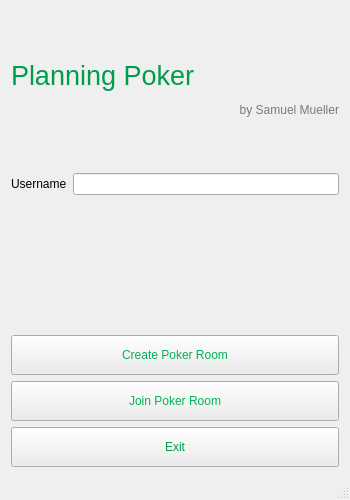
The window that mainwindow.ui (SamuelSMueller/ProjectPoker) describes before a commit, drawn with Qt 5.
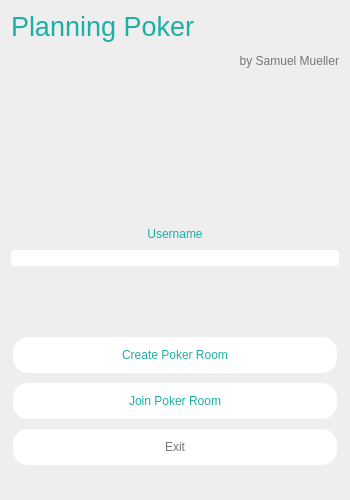
The same window after the commit.

```diff
--- a/mainwindow.ui
+++ b/mainwindow.ui
@@ -37,9 +37,9 @@
      <colorrole role="Button">
       <brush brushstyle="SolidPattern">
        <color alpha="255">
-        <red>236</red>
-        <green>236</green>
-        <blue>236</blue>
+        <red>238</red>
+        <green>238</green>
+        <blue>238</blue>
        </color>
       </brush>
      </colorrole>
@@ -61,6 +61,24 @@
        </color>
       </brush>
      </colorrole>
+     <colorrole role="Base">
+      <brush brushstyle="SolidPattern">
+       <color alpha="255">
+        <red>238</red>
+        <green>238</green>
+        <blue>238</blue>
+       </color>
+      </brush>
+     </colorrole>
+     <colorrole role="Window">
+      <brush brushstyle="SolidPattern">
+       <color alpha="255">
+        <red>238</red>
+        <green>238</green>
+        <blue>238</blue>
+       </color>
+      </brush>
+     </colorrole>
     </active>
     <inactive>
      <colorrole role="WindowText">
@@ -75,9 +93,9 @@
      <colorrole role="Button">
       <brush brushstyle="SolidPattern">
        <color alpha="255">
-        <red>236</red>
-        <green>236</green>
-        <blue>236</blue>
+        <red>238</red>
+        <green>238</green>
+        <blue>238</blue>
        </color>
       </brush>
      </colorrole>
@@ -99,6 +117,24 @@
        </color>
       </brush>
      </colorrole>
+     <colorrole role="Base">
+      <brush brushstyle="SolidPattern">
+       <color alpha="255">
+        <red>238</red>
+        <green>238</green>
+        <blue>238</blue>
+       </color>
+      </brush>
+     </colorrole>
+     <colorrole role="Window">
+      <brush brushstyle="SolidPattern">
+       <color alpha="255">
+        <red>238</red>
+        <green>238</green>
+        <blue>238</blue>
+       </color>
+      </brush>
+     </colorrole>
     </inactive>
     <disabled>
      <colorrole role="WindowText">
@@ -113,9 +149,9 @@
      <colorrole role="Button">
       <brush brushstyle="SolidPattern">
        <color alpha="255">
-        <red>236</red>
-        <green>236</green>
-        <blue>236</blue>
+        <red>238</red>
+        <green>238</green>
+        <blue>238</blue>
        </color>
       </brush>
      </colorrole>
@@ -137,34 +173,153 @@
        </color>
       </brush>
      </colorrole>
+     <colorrole role="Base">
+      <brush brushstyle="SolidPattern">
+       <color alpha="255">
+        <red>238</red>
+        <green>238</green>
+        <blue>238</blue>
+       </color>
+      </brush>
+     </colorrole>
+     <colorrole role="Window">
+      <brush brushstyle="SolidPattern">
+       <color alpha="255">
+        <red>238</red>
+        <green>238</green>
+        <blue>238</blue>
+       </color>
+      </brush>
+     </colorrole>
     </disabled>
    </palette>
   </property>
   <property name="windowTitle">
    <string>Poker</string>
   </property>
+  <property name="styleSheet">
+   <string notr="true">background-color : #eeeeee;
+border-radius: 10px;</string>
+  </property>
   <widget class="QWidget" name="centralWidget">
    <layout class="QGridLayout" name="gridLayout">
     <item row="0" column="0">
-     <widget class="QLabel" name="label_2">
+     <widget class="QLabel" name="label_3">
+      <property name="styleSheet">
+       <string notr="true">color:#767676;</string>
+      </property>
       <property name="text">
-       <string>&lt;html&gt;&lt;head/&gt;&lt;body&gt;&lt;p&gt;&lt;span style=&quot; font-size:20pt; color:#009d4c;&quot;&gt;Planning Poker&lt;/span&gt;&lt;/p&gt;&lt;p align=&quot;right&quot;&gt;&lt;span style=&quot; color:#797979;&quot;&gt;by Samuel Mueller&lt;/span&gt;&lt;/p&gt;&lt;/body&gt;&lt;/html&gt;</string>
+       <string>&lt;html&gt;&lt;head/&gt;&lt;body&gt;&lt;p&gt;&lt;span style=&quot; font-size:20pt; color:#1cafa5;&quot;&gt;Planning Poker&lt;/span&gt;&lt;/p&gt;&lt;p align=&quot;right&quot;&gt;&lt;span style=&quot; color:#767676;&quot;&gt;by Samuel Mueller&lt;/span&gt;&lt;/p&gt;&lt;/body&gt;&lt;/html&gt;</string>
       </property>
      </widget>
     </item>
     <item row="1" column="0">
-     <layout class="QFormLayout" name="formLayout">
-      <item row="0" column="0">
+     <widget class="QLabel" name="label_pic">
+      <property name="minimumSize">
+       <size>
+        <width>300</width>
+        <height>80</height>
+       </size>
+      </property>
+      <property name="text">
+       <string/>
+      </property>
+     </widget>
+    </item>
+    <item row="2" column="0">
+     <layout class="QVBoxLayout" name="verticalLayout_4">
+      <item>
+       <spacer name="verticalSpacer">
+        <property name="orientation">
+         <enum>Qt::Vertical</enum>
+        </property>
+        <property name="sizeHint" stdset="0">
+         <size>
+          <width>328</width>
+          <height>111</height>
+         </size>
+        </property>
+       </spacer>
+      </item>
+      <item>
+       <layout class="QVBoxLayout" name="verticalLayout_2">
+        <item>
+         <layout class="QHBoxLayout" name="horizontalLayout">
+          <item>
+           <spacer name="horizontalSpacer_2">
+            <property name="orientation">
+             <enum>Qt::Horizontal</enum>
+            </property>
+            <property name="sizeHint" stdset="0">
+             <size>
+              <width>40</width>
+              <height>20</height>
+             </size>
+            </property>
+           </spacer>
+          </item>
+          <item>
        <widget class="QLabel" name="label">
+            <property name="sizePolicy">
+             <sizepolicy hsizetype="Fixed" vsizetype="Fixed">
+              <horstretch>0</horstretch>
+              <verstretch>0</verstretch>
+             </sizepolicy>
+            </property>
         <property name="palette">
          <palette>
           <active>
            <colorrole role="WindowText">
             <brush brushstyle="SolidPattern">
              <color alpha="255">
-              <red>0</red>
-              <green>0</green>
-              <blue>0</blue>
+                  <red>28</red>
+                  <green>175</green>
+                  <blue>165</blue>
+                 </color>
+                </brush>
+               </colorrole>
+               <colorrole role="Button">
+                <brush brushstyle="SolidPattern">
+                 <color alpha="255">
+                  <red>238</red>
+                  <green>238</green>
+                  <blue>238</blue>
+                 </color>
+                </brush>
+               </colorrole>
+               <colorrole role="Text">
+                <brush brushstyle="SolidPattern">
+                 <color alpha="255">
+                  <red>28</red>
+                  <green>175</green>
+                  <blue>165</blue>
+                 </color>
+                </brush>
+               </colorrole>
+               <colorrole role="ButtonText">
+                <brush brushstyle="SolidPattern">
+                 <color alpha="255">
+                  <red>28</red>
+                  <green>175</green>
+                  <blue>165</blue>
+                 </color>
+                </brush>
+               </colorrole>
+               <colorrole role="Base">
+                <brush brushstyle="SolidPattern">
+                 <color alpha="255">
+                  <red>238</red>
+                  <green>238</green>
+                  <blue>238</blue>
+                 </color>
+                </brush>
+               </colorrole>
+               <colorrole role="Window">
+                <brush brushstyle="SolidPattern">
+                 <color alpha="255">
+                  <red>238</red>
+                  <green>238</green>
+                  <blue>238</blue>
              </color>
             </brush>
            </colorrole>
@@ -173,9 +328,54 @@
            <colorrole role="WindowText">
             <brush brushstyle="SolidPattern">
              <color alpha="255">
-              <red>0</red>
-              <green>0</green>
-              <blue>0</blue>
+                  <red>28</red>
+                  <green>175</green>
+                  <blue>165</blue>
+                 </color>
+                </brush>
+               </colorrole>
+               <colorrole role="Button">
+                <brush brushstyle="SolidPattern">
+                 <color alpha="255">
+                  <red>238</red>
+                  <green>238</green>
+                  <blue>238</blue>
+                 </color>
+                </brush>
+               </colorrole>
+               <colorrole role="Text">
+                <brush brushstyle="SolidPattern">
+                 <color alpha="255">
+                  <red>28</red>
+                  <green>175</green>
+                  <blue>165</blue>
+                 </color>
+                </brush>
+               </colorrole>
+               <colorrole role="ButtonText">
+                <brush brushstyle="SolidPattern">
+                 <color alpha="255">
+                  <red>28</red>
+                  <green>175</green>
+                  <blue>165</blue>
+                 </color>
+                </brush>
+               </colorrole>
+               <colorrole role="Base">
+                <brush brushstyle="SolidPattern">
+                 <color alpha="255">
+                  <red>238</red>
+                  <green>238</green>
+                  <blue>238</blue>
+                 </color>
+                </brush>
+               </colorrole>
+               <colorrole role="Window">
+                <brush brushstyle="SolidPattern">
+                 <color alpha="255">
+                  <red>238</red>
+                  <green>238</green>
+                  <blue>238</blue>
              </color>
             </brush>
            </colorrole>
@@ -184,29 +384,119 @@
            <colorrole role="WindowText">
             <brush brushstyle="SolidPattern">
              <color alpha="255">
-              <red>120</red>
-              <green>120</green>
-              <blue>120</blue>
+                  <red>28</red>
+                  <green>175</green>
+                  <blue>165</blue>
+                 </color>
+                </brush>
+               </colorrole>
+               <colorrole role="Button">
+                <brush brushstyle="SolidPattern">
+                 <color alpha="255">
+                  <red>238</red>
+                  <green>238</green>
+                  <blue>238</blue>
+                 </color>
+                </brush>
+               </colorrole>
+               <colorrole role="Text">
+                <brush brushstyle="SolidPattern">
+                 <color alpha="255">
+                  <red>28</red>
+                  <green>175</green>
+                  <blue>165</blue>
+                 </color>
+                </brush>
+               </colorrole>
+               <colorrole role="ButtonText">
+                <brush brushstyle="SolidPattern">
+                 <color alpha="255">
+                  <red>28</red>
+                  <green>175</green>
+                  <blue>165</blue>
+                 </color>
+                </brush>
+               </colorrole>
+               <colorrole role="Base">
+                <brush brushstyle="SolidPattern">
+                 <color alpha="255">
+                  <red>238</red>
+                  <green>238</green>
+                  <blue>238</blue>
+                 </color>
+                </brush>
+               </colorrole>
+               <colorrole role="Window">
+                <brush brushstyle="SolidPattern">
+                 <color alpha="255">
+                  <red>238</red>
+                  <green>238</green>
+                  <blue>238</blue>
              </color>
             </brush>
            </colorrole>
           </disabled>
          </palette>
         </property>
+            <property name="styleSheet">
+             <string notr="true">color:#1cafa5;</string>
+            </property>
         <property name="text">
          <string>Username</string>
         </property>
         <property name="alignment">
-         <set>Qt::AlignLeading|Qt::AlignLeft|Qt::AlignVCenter</set>
+             <set>Qt::AlignCenter</set>
         </property>
        </widget>
       </item>
-      <item row="0" column="1">
-       <widget class="QLineEdit" name="lineEdit"/>
+          <item>
+           <spacer name="horizontalSpacer">
+            <property name="orientation">
+             <enum>Qt::Horizontal</enum>
+            </property>
+            <property name="sizeHint" stdset="0">
+             <size>
+              <width>40</width>
+              <height>20</height>
+             </size>
+            </property>
+           </spacer>
       </item>
      </layout>
     </item>
-    <item row="2" column="0">
+        <item>
+         <widget class="QLineEdit" name="lineEdit">
+          <property name="styleSheet">
+           <string notr="true">background-color:white;
+border-radius: 4px;</string>
+          </property>
+          <property name="alignment">
+           <set>Qt::AlignCenter</set>
+          </property>
+         </widget>
+        </item>
+       </layout>
+      </item>
+     </layout>
+    </item>
+    <item row="3" column="0">
+     <layout class="QVBoxLayout" name="verticalLayout_3">
+      <item>
+       <spacer name="verticalSpacer_2">
+        <property name="orientation">
+         <enum>Qt::Vertical</enum>
+        </property>
+        <property name="sizeHint" stdset="0">
+         <size>
+          <width>318</width>
+          <height>110</height>
+         </size>
+        </property>
+       </spacer>
+      </item>
+      <item>
+       <layout class="QVBoxLayout" name="verticalLayout">
+        <item>
      <widget class="QPushButton" name="pushButton">
       <property name="minimumSize">
        <size>
@@ -214,12 +504,25 @@
         <height>40</height>
        </size>
       </property>
+          <property name="styleSheet">
+           <string notr="true">QPushButton#pushButton{
+color:#1cafa5;
+background-color:#ffffff;
+border-radius:15px;
+margin:2px;
+}
+
+QPushButton#pushButton:hover {
+color:#ffffff;
+background-color:#1cafa5;
+ }</string>
+          </property>
       <property name="text">
        <string>Create Poker Room</string>
       </property>
      </widget>
     </item>
-    <item row="3" column="0">
+        <item>
      <widget class="QPushButton" name="pushButton_2">
       <property name="minimumSize">
        <size>
@@ -227,12 +530,25 @@
         <height>40</height>
        </size>
       </property>
+          <property name="styleSheet">
+           <string notr="true">QPushButton#pushButton_2{
+color:#1cafa5;
+background-color:#ffffff;
+border-radius:15px;
+margin:2px;
+}
+
+QPushButton#pushButton_2:hover {
+color:#ffffff;
+background-color:#1cafa5;
+ }</string>
+          </property>
       <property name="text">
        <string>Join Poker Room</string>
       </property>
      </widget>
     </item>
-    <item row="4" column="0">
+        <item>
      <widget class="QPushButton" name="pushButton_3">
       <property name="minimumSize">
        <size>
@@ -243,44 +559,196 @@
       <property name="palette">
        <palette>
         <active>
+             <colorrole role="WindowText">
+              <brush brushstyle="SolidPattern">
+               <color alpha="255">
+                <red>118</red>
+                <green>118</green>
+                <blue>118</blue>
+               </color>
+              </brush>
+             </colorrole>
+             <colorrole role="Button">
+              <brush brushstyle="SolidPattern">
+               <color alpha="255">
+                <red>255</red>
+                <green>255</green>
+                <blue>255</blue>
+               </color>
+              </brush>
+             </colorrole>
+             <colorrole role="Text">
+              <brush brushstyle="SolidPattern">
+               <color alpha="255">
+                <red>118</red>
+                <green>118</green>
+                <blue>118</blue>
+               </color>
+              </brush>
+             </colorrole>
          <colorrole role="ButtonText">
           <brush brushstyle="SolidPattern">
            <color alpha="255">
-            <red>0</red>
-            <green>156</green>
-            <blue>75</blue>
+                <red>118</red>
+                <green>118</green>
+                <blue>118</blue>
+               </color>
+              </brush>
+             </colorrole>
+             <colorrole role="Base">
+              <brush brushstyle="SolidPattern">
+               <color alpha="255">
+                <red>255</red>
+                <green>255</green>
+                <blue>255</blue>
+               </color>
+              </brush>
+             </colorrole>
+             <colorrole role="Window">
+              <brush brushstyle="SolidPattern">
+               <color alpha="255">
+                <red>255</red>
+                <green>255</green>
+                <blue>255</blue>
            </color>
           </brush>
          </colorrole>
         </active>
         <inactive>
+             <colorrole role="WindowText">
+              <brush brushstyle="SolidPattern">
+               <color alpha="255">
+                <red>118</red>
+                <green>118</green>
+                <blue>118</blue>
+               </color>
+              </brush>
+             </colorrole>
+             <colorrole role="Button">
+              <brush brushstyle="SolidPattern">
+               <color alpha="255">
+                <red>255</red>
+                <green>255</green>
+                <blue>255</blue>
+               </color>
+              </brush>
+             </colorrole>
+             <colorrole role="Text">
+              <brush brushstyle="SolidPattern">
+               <color alpha="255">
+                <red>118</red>
+                <green>118</green>
+                <blue>118</blue>
+               </color>
+              </brush>
+             </colorrole>
          <colorrole role="ButtonText">
           <brush brushstyle="SolidPattern">
            <color alpha="255">
-            <red>0</red>
-            <green>156</green>
-            <blue>75</blue>
+                <red>118</red>
+                <green>118</green>
+                <blue>118</blue>
+               </color>
+              </brush>
+             </colorrole>
+             <colorrole role="Base">
+              <brush brushstyle="SolidPattern">
+               <color alpha="255">
+                <red>255</red>
+                <green>255</green>
+                <blue>255</blue>
+               </color>
+              </brush>
+             </colorrole>
+             <colorrole role="Window">
+              <brush brushstyle="SolidPattern">
+               <color alpha="255">
+                <red>255</red>
+                <green>255</green>
+                <blue>255</blue>
            </color>
           </brush>
          </colorrole>
         </inactive>
         <disabled>
+             <colorrole role="WindowText">
+              <brush brushstyle="SolidPattern">
+               <color alpha="255">
+                <red>118</red>
+                <green>118</green>
+                <blue>118</blue>
+               </color>
+              </brush>
+             </colorrole>
+             <colorrole role="Button">
+              <brush brushstyle="SolidPattern">
+               <color alpha="255">
+                <red>255</red>
+                <green>255</green>
+                <blue>255</blue>
+               </color>
+              </brush>
+             </colorrole>
+             <colorrole role="Text">
+              <brush brushstyle="SolidPattern">
+               <color alpha="255">
+                <red>118</red>
+                <green>118</green>
+                <blue>118</blue>
+               </color>
+              </brush>
+             </colorrole>
          <colorrole role="ButtonText">
           <brush brushstyle="SolidPattern">
            <color alpha="255">
-            <red>120</red>
-            <green>120</green>
-            <blue>120</blue>
+                <red>118</red>
+                <green>118</green>
+                <blue>118</blue>
+               </color>
+              </brush>
+             </colorrole>
+             <colorrole role="Base">
+              <brush brushstyle="SolidPattern">
+               <color alpha="255">
+                <red>255</red>
+                <green>255</green>
+                <blue>255</blue>
+               </color>
+              </brush>
+             </colorrole>
+             <colorrole role="Window">
+              <brush brushstyle="SolidPattern">
+               <color alpha="255">
+                <red>255</red>
+                <green>255</green>
+                <blue>255</blue>
            </color>
           </brush>
          </colorrole>
         </disabled>
        </palette>
       </property>
+          <property name="styleSheet">
+           <string notr="true">QPushButton#pushButton_3{
+color:#767676;
+background-color:#ffffff;
+border-radius:15px;
+margin:2px;
+}
+
+QPushButton#pushButton_3:hover {
+color:#ffffff;
+background-color:#767676;
+ }</string>
+          </property>
       <property name="text">
        <string>Exit</string>
       </property>
      </widget>
+        </item>
+       </layout>
+      </item>
+     </layout>
     </item>
    </layout>
   </widget>
```
Lines whose indentation alone changed are shown as unchanged.
